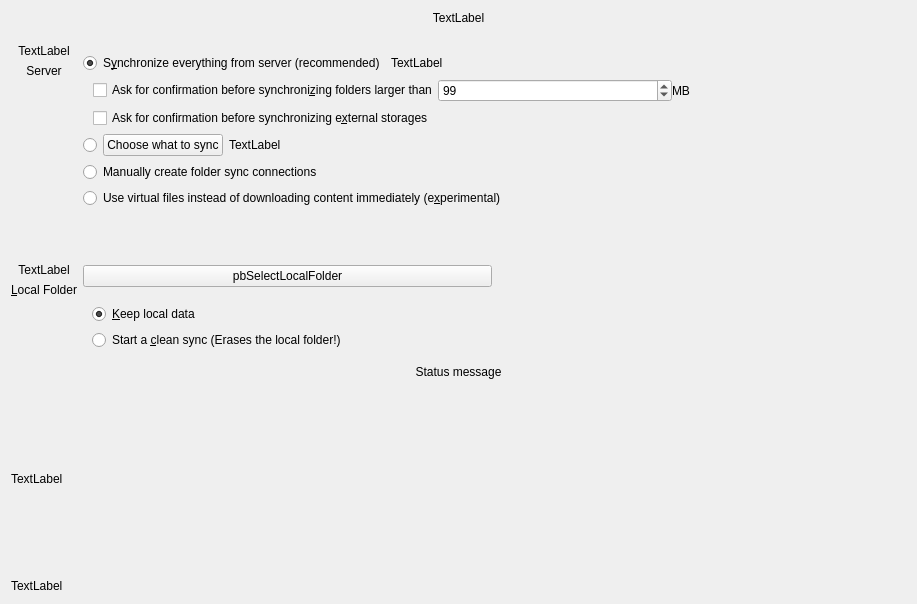
Qt form src/gui/wizard/owncloudadvancedsetuppage.ui (owncloud/client) before a commit.
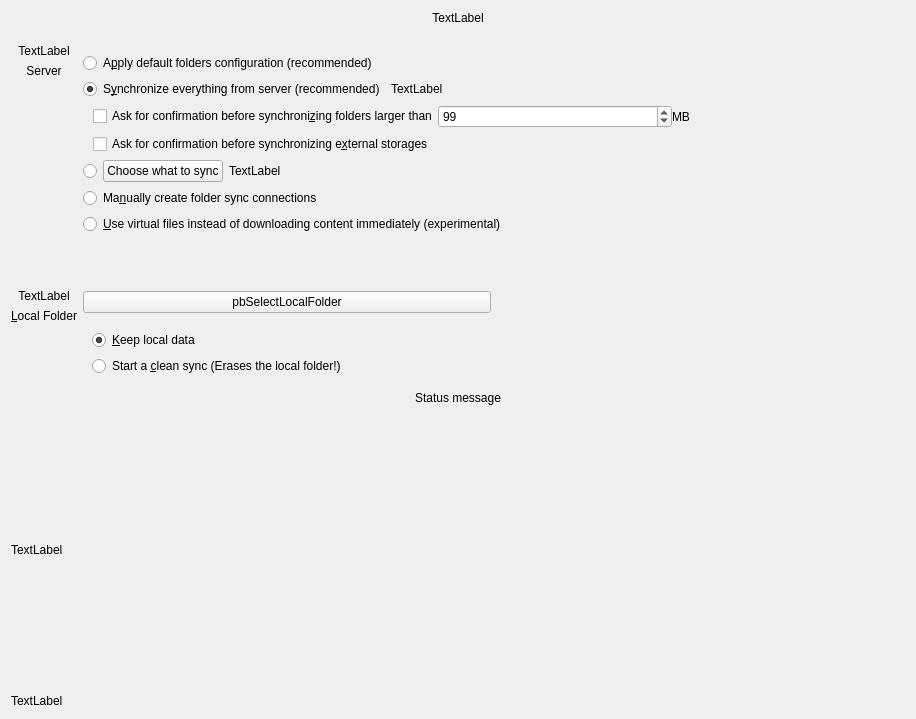
The same form after that commit.

Commit message: Read default folder configuration from a file on the server

The edit to the form file:
```diff
--- a/src/gui/wizard/owncloudadvancedsetuppage.ui
+++ b/src/gui/wizard/owncloudadvancedsetuppage.ui
@@ -6,8 +6,8 @@
    <rect>
     <x>0</x>
     <y>0</y>
-    <width>917</width>
-    <height>604</height>
+    <width>916</width>
+    <height>719</height>
    </rect>
   </property>
   <property name="sizePolicy">
@@ -235,6 +235,30 @@
         <property name="rightMargin">
          <number>0</number>
         </property>
+        <item>
+         <layout class="QHBoxLayout" name="horizontalLayout_4">
+          <item>
+           <widget class="QRadioButton" name="rDefaultFolders">
+            <property name="text">
+             <string>A&amp;pply default folders configuration (recommended)</string>
+            </property>
+           </widget>
+          </item>
+          <item>
+           <spacer name="horizontalSpacer_7">
+            <property name="orientation">
+             <enum>Qt::Horizontal</enum>
+            </property>
+            <property name="sizeHint" stdset="0">
+             <size>
+              <width>40</width>
+              <height>20</height>
+             </size>
+            </property>
+           </spacer>
+          </item>
+         </layout>
+        </item>
         <item>
          <layout class="QHBoxLayout" name="horizontalLayout_2">
           <item>
@@ -397,7 +421,7 @@
              <string>&lt;html&gt;&lt;head/&gt;&lt;body&gt;&lt;p&gt;When this option is selected, the wizard will close without synchronizing anything. You can use the &amp;quot;Add Folder Sync Connection&amp;quot; button from the account settings to choose which pair of local and remote folder you wish to synchronize&lt;/p&gt;&lt;/body&gt;&lt;/html&gt;</string>
             </property>
             <property name="text">
-             <string>Manually create folder sync connections </string>
+             <string>Ma&amp;nually create folder sync connections </string>
             </property>
            </widget>
           </item>
@@ -427,7 +451,7 @@
              </sizepolicy>
             </property>
             <property name="text">
-             <string>Use virtual files instead of downloading content immediately (e&amp;xperimental)</string>
+             <string>&amp;Use virtual files instead of downloading content immediately (experimental)</string>
             </property>
             <property name="checkable">
              <bool>false</bool>
@@ -486,8 +510,8 @@
        <rect>
         <x>0</x>
         <y>0</y>
-        <width>899</width>
-        <height>68</height>
+        <width>904</width>
+        <height>80</height>
        </rect>
       </property>
       <property name="sizePolicy">
```
The commit also changes 2 other files.
